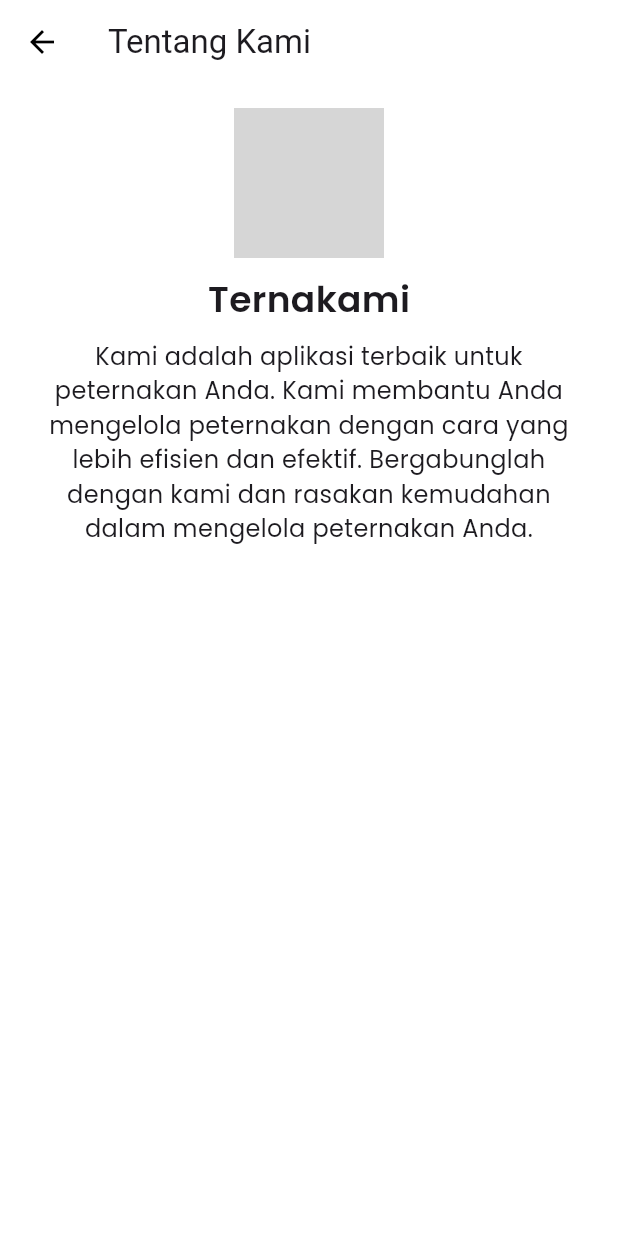
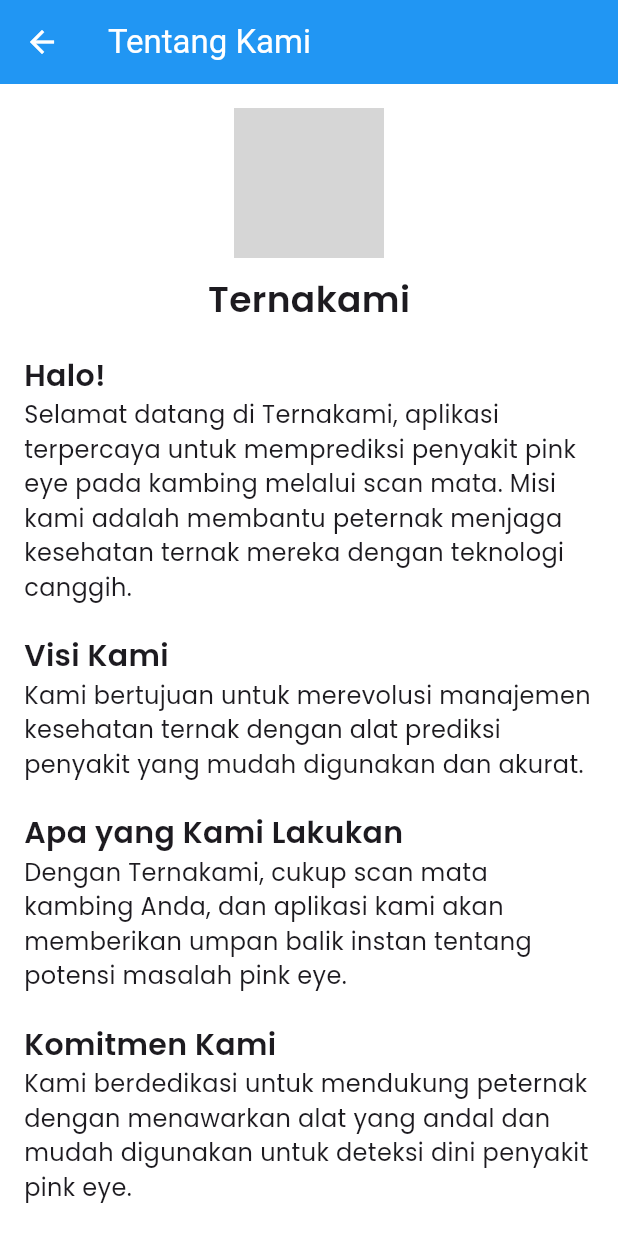
Before and after one commit to daffatgi02/frontend-ternakami, a Flutter app: the TentangKamiScreen screen opened directly, on a phone screen of 412 x 824 dp. Run offline on Flutter 3.47's test engine with Material 3 defaults, Android fonts, the light colour scheme and no system bars; our stand-ins replace another_flutter_splash_screen, cached_network_image, camera, curved_navigation_bar, dio, google_fonts and 6 more; missing offline and left inert: app_bar_with_search_switch, crop_your_image, easy_image_viewer; accounts and stored records are empty; network calls fail; grey boxes are pictures that could not be loaded.

Commit message:
fixx apapun

```diff
--- a/lib/screens/hasilprediksi_screen.dart
+++ b/lib/screens/hasilprediksi_screen.dart
@@ -43,6 +43,7 @@
     return Scaffold(
       appBar: AppBar(
         backgroundColor: Colors.blue,
+        iconTheme: const IconThemeData(color: Colors.white),
       ),
       body: Padding(
         padding: const EdgeInsets.all(16.0),
--- a/lib/screens/tentang_kami_screen.dart
+++ b/lib/screens/tentang_kami_screen.dart
@@ -8,15 +8,19 @@
   Widget build(BuildContext context) {
     return Scaffold(
       appBar: AppBar(
-        title: const Text('Tentang Kami'),
-        backgroundColor: Colors.white,
+        title:
+            const Text('Tentang Kami', style: TextStyle(color: Colors.white)),
+        backgroundColor: Colors.blue,
         elevation: 0,
-        iconTheme: const IconThemeData(color: Colors.black),
+        iconTheme: const IconThemeData(color: Colors.white),
       ),
-      body: Padding(
+      body: SingleChildScrollView(
         padding: const EdgeInsets.all(16.0),
         child: Column(
-          crossAxisAlignment: CrossAxisAlignment.center,
+          crossAxisAlignment: CrossAxisAlignment.start,
+          children: [
+            Center(
+              child: Column(
                 children: [
                   Container(
                     width: 100,
@@ -37,18 +41,78 @@
                       fontWeight: FontWeight.w600,
                     ),
                   ),
-            const SizedBox(height: 10),
-            Text(
-              'Kami adalah aplikasi terbaik untuk peternakan Anda. Kami membantu Anda mengelola peternakan dengan cara yang lebih efisien dan efektif. '
-              'Bergabunglah dengan kami dan rasakan kemudahan dalam mengelola peternakan Anda.',
-              textAlign: TextAlign.center,
+                ],
+              ),
+            ),
+            const SizedBox(height: 20),
+            _buildSectionTitle('Halo!'),
+            _buildSectionContent(
+              'Selamat datang di Ternakami, aplikasi terpercaya untuk memprediksi penyakit pink eye pada kambing melalui scan mata. Misi kami adalah membantu peternak menjaga kesehatan ternak mereka dengan teknologi canggih.',
+            ),
+            const SizedBox(height: 20),
+            _buildSectionTitle('Visi Kami'),
+            _buildSectionContent(
+              'Kami bertujuan untuk merevolusi manajemen kesehatan ternak dengan alat prediksi penyakit yang mudah digunakan dan akurat.',
+            ),
+            const SizedBox(height: 20),
+            _buildSectionTitle('Apa yang Kami Lakukan'),
+            _buildSectionContent(
+              'Dengan Ternakami, cukup scan mata kambing Anda, dan aplikasi kami akan memberikan umpan balik instan tentang potensi masalah pink eye.',
+            ),
+            const SizedBox(height: 20),
+            _buildSectionTitle('Komitmen Kami'),
+            _buildSectionContent(
+              'Kami berdedikasi untuk mendukung peternak dengan menawarkan alat yang andal dan mudah digunakan untuk deteksi dini penyakit pink eye.',
+            ),
+            const SizedBox(height: 20),
+            _buildSectionTitle('Hubungi Kami'),
+            _buildContactInfo('Daffa (Frontend)', 'daffatgi02@gmail.com'),
+            _buildContactInfo(
+                'Galang (Backend)', 'galang.rambu.ramadhan.46@gmail.com'),
+            _buildContactInfo('Rama (Machine Learning)', 'rama.ae32@gmail.com'),
+          ],
+        ),
+      ),
+    );
+  }
+
+  Widget _buildSectionTitle(String title) {
+    return Text(
+      title,
+      style: GoogleFonts.poppins(
+        fontSize: 20,
+        fontWeight: FontWeight.w600,
+      ),
+    );
+  }
+
+  Widget _buildSectionContent(String content) {
+    return Text(
+      content,
+      style: GoogleFonts.poppins(
+        fontSize: 16,
+        fontWeight: FontWeight.w400,
+      ),
+    );
+  }
+
+  Widget _buildContactInfo(String name, String email) {
+    return Padding(
+      padding: const EdgeInsets.only(top: 8.0),
+      child: Row(
+        children: [
+          const Icon(Icons.email, color: Colors.black54),
+          const SizedBox(width: 10),
+          Expanded(
+            child: Text(
+              '$name di $email',
               style: GoogleFonts.poppins(
                 fontSize: 16,
                 fontWeight: FontWeight.w400,
               ),
             ),
+          ),
         ],
-        ),
       ),
     );
   }
--- a/pubspec.yaml
+++ b/pubspec.yaml
@@ -24,7 +24,7 @@
   http_parser: ^4.0.2
   curved_navigation_bar: ^1.0.6
   introduction_screen: ^3.1.14
-  intl: ^0.17.0
+  intl: ^0.19.0
   google_fonts: ^6.2.1
   easy_image_viewer: ^1.5.1
   smooth_page_indicator: ^1.2.0+3
@@ -34,6 +34,9 @@
   shared_preferences: ^2.2.3
   crop_your_image: ^1.1.0
   smooth_sheets: ^0.9.0
+  webview_flutter: ^4.8.0
+  webview_flutter_android: ^3.16.5
+  webview_flutter_wkwebview: ^3.14.0
 
 dev_dependencies:
   flutter_test:
```
Also changed, not shown: lib/screens/profile_screen.dart (+20 -4 lines), lib/screens/survey_screen.dart (added, +40 -0 lines), pubspec.lock, 1 other file. Lines whose indentation alone changed are shown as unchanged.
